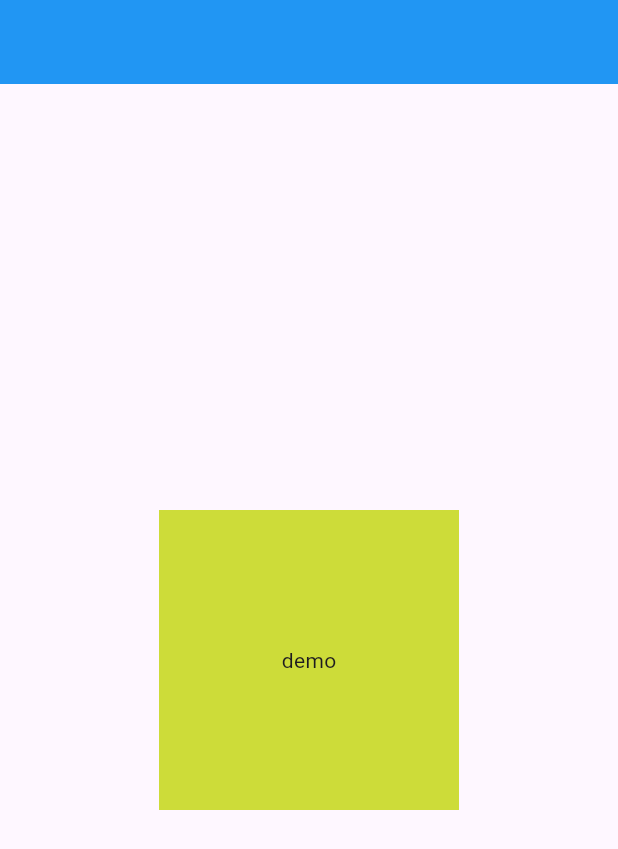
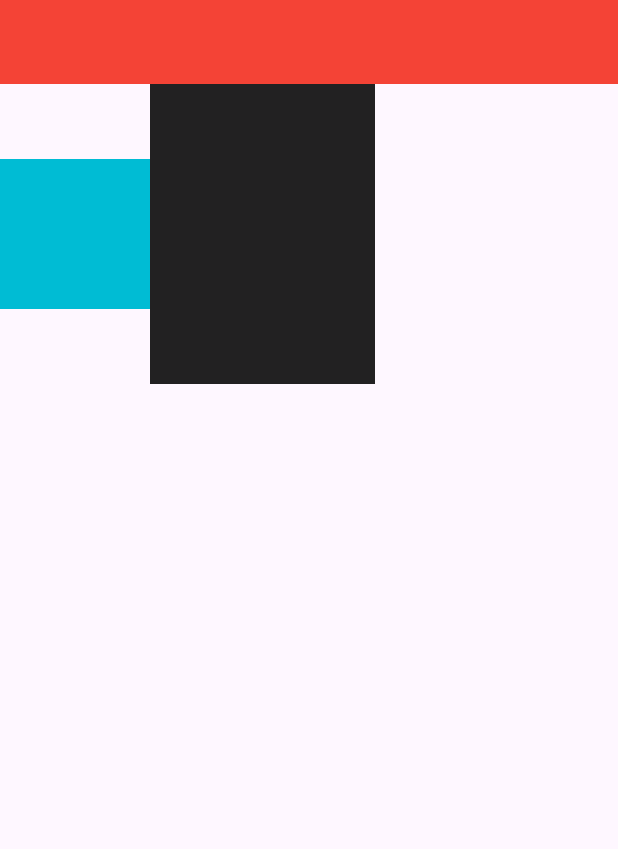
Before and after one commit to sujal-jadhav012/CodeXFlutter, a Flutter app: the screen it shows after launch, on a phone screen of 412 x 824 dp. Shown: the top 849 px of the screen. Run offline on Flutter 3.47's test engine with Material 3 defaults, Android fonts, the light colour scheme and no system bars.

Commit message:
ASsingment 5 is done

```diff
--- /dev/null
+++ b/practical_1/lib/Assingment5.dart
@@ -0,0 +1,28 @@
+import 'package:flutter/material.dart';
+
+class Assingment5 extends StatelessWidget {
+  const Assingment5({super.key});
+
+  @override
+  Widget build(BuildContext context) {
+    return Scaffold(
+      appBar: AppBar(
+        backgroundColor: Colors.red,
+      ),
+      body: Row(
+        children: [
+          Container(
+            height: 100,
+            width: 100,
+            color: Colors.cyan,
+          ),
+          Container(
+            height: 200,
+            width: 150,
+          color: Colors.black87,
+          )
+        ],
+      ),
+    );
+  }
+}
--- a/practical_1/lib/main.dart
+++ b/practical_1/lib/main.dart
@@ -3,6 +3,7 @@
 import 'package:practical_1/Assingment2.dart';
 import 'package:practical_1/Assingment3.dart';
 import 'package:practical_1/Assingment4.dart';
+import 'package:practical_1/Assingment5.dart';
 
 void main() {
   runApp(const MyApp());
@@ -16,7 +17,7 @@
   Widget build(BuildContext context) {
     return MaterialApp(
 
-      home:Assingment4(),
+      home:Assingment5(),
     );
   }
 }
```
